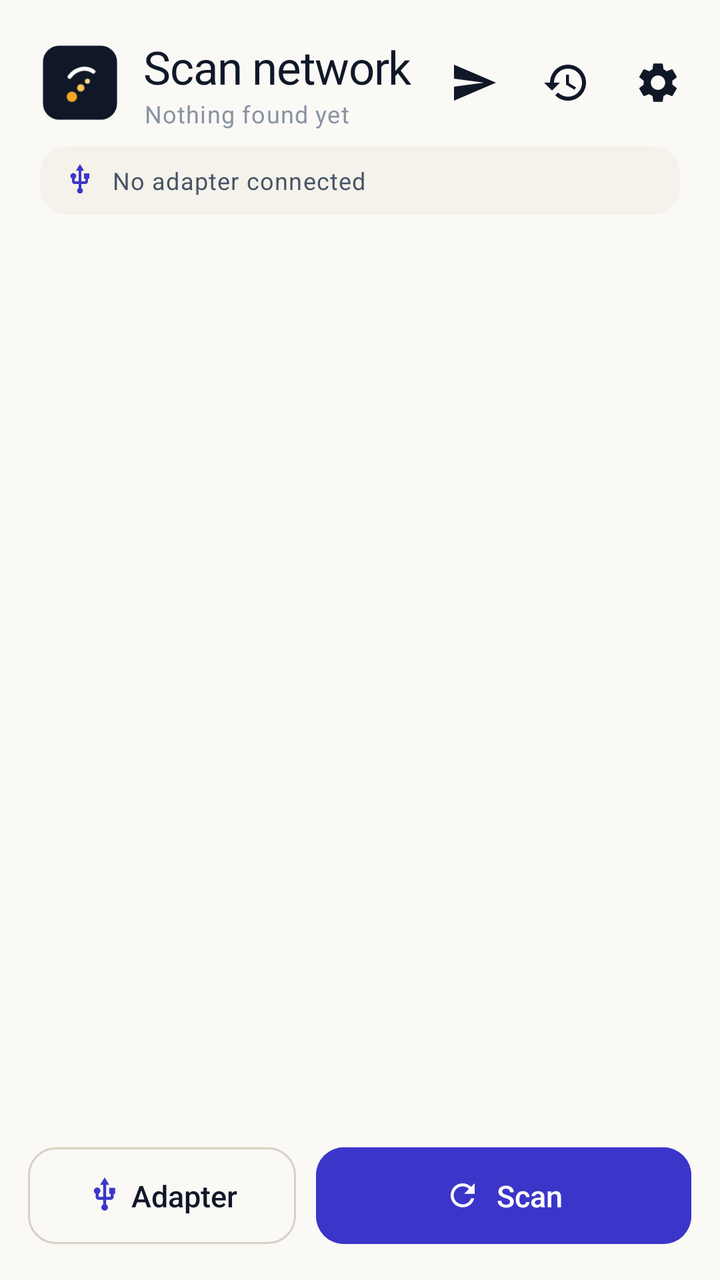
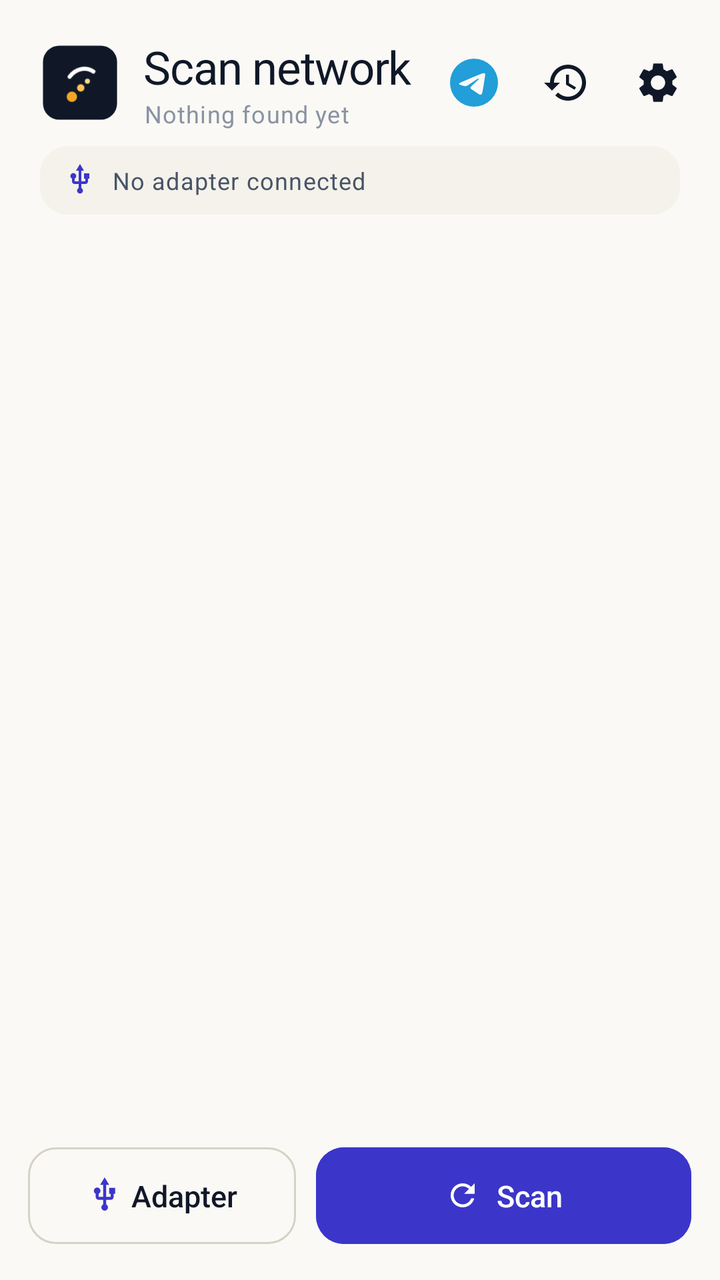

Two renders of the same Android screen: before a commit and after it. Below are the layout's source before the change and the commit's diff.
<!-- AndroidManifest.xml: activity theme Theme.PixieDust -->
<!-- res/layout/activity_scan.xml -->
<?xml version="1.0" encoding="utf-8"?>
<LinearLayout xmlns:android="http://schemas.android.com/apk/res/android"
    xmlns:app="http://schemas.android.com/apk/res-auto"
    android:layout_width="match_parent"
    android:layout_height="match_parent"
    android:background="@color/paper"
    android:fitsSystemWindows="true"
    android:orientation="vertical">

    
    <LinearLayout
        android:layout_width="match_parent"
        android:layout_height="wrap_content"
        android:gravity="center_vertical"
        android:orientation="horizontal"
        android:paddingStart="@dimen/screen_pad"
        android:paddingTop="18dp"
        android:paddingEnd="8dp"
        android:paddingBottom="6dp">

        <ImageView
            android:layout_width="40dp"
            android:layout_height="40dp"
            android:contentDescription="@string/cd_logo"
            android:src="@drawable/ic_launcher_legacy" />

        <LinearLayout
            android:layout_width="0dp"
            android:layout_height="wrap_content"
            android:layout_marginStart="12dp"
            android:layout_weight="1"
            android:orientation="vertical">

            <TextView
                android:id="@+id/titleText"
                android:layout_width="wrap_content"
                android:layout_height="wrap_content"
                android:text="@string/scan_title"
                android:textAppearance="@style/TextAppearance.PixieDust.ScreenTitle"
                android:textSize="23sp" />

            <TextView
                android:id="@+id/subtitleText"
                android:layout_width="wrap_content"
                android:layout_height="wrap_content"
                android:text="@string/scan_count_zero"
                android:textAppearance="@style/TextAppearance.PixieDust.Caption" />
        </LinearLayout>

        <ImageButton
            android:id="@+id/btnSupport"
            android:layout_width="46dp"
            android:layout_height="46dp"
            android:background="?attr/selectableItemBackgroundBorderless"
            android:contentDescription="@string/cd_support"
            android:padding="11dp"
            android:src="@drawable/ic_telegram"
            app:tint="@color/ink" />

        <ImageButton
            android:id="@+id/btnHistory"
            android:layout_width="46dp"
            android:layout_height="46dp"
            android:background="?attr/selectableItemBackgroundBorderless"
            android:contentDescription="@string/cd_history"
            android:padding="11dp"
            android:src="@drawable/ic_history"
            app:tint="@color/ink" />

        <ImageButton
            android:id="@+id/btnSettings"
            android:layout_width="46dp"
            android:layout_height="46dp"
            android:background="?attr/selectableItemBackgroundBorderless"
            android:contentDescription="@string/cd_settings"
            android:padding="11dp"
            android:src="@drawable/ic_settings" />
    </LinearLayout>

    
    <LinearLayout
        android:id="@+id/adapterBanner"
        android:layout_width="match_parent"
        android:layout_height="wrap_content"
        android:layout_marginStart="@dimen/screen_pad"
        android:layout_marginTop="2dp"
        android:layout_marginEnd="@dimen/screen_pad"
        android:background="@drawable/bg_mono"
        android:gravity="center_vertical"
        android:orientation="horizontal"
        android:paddingStart="12dp"
        android:paddingTop="9dp"
        android:paddingEnd="12dp"
        android:paddingBottom="9dp">

        <ImageView
            android:layout_width="16dp"
            android:layout_height="16dp"
            android:contentDescription="@string/cd_adapter"
            android:src="@drawable/ic_usb" />

        <TextView
            android:id="@+id/adapterText"
            android:layout_width="0dp"
            android:layout_height="wrap_content"
            android:layout_marginStart="8dp"
            android:layout_weight="1"
            android:ellipsize="end"
            android:maxLines="1"
            android:text="@string/scan_adapter_none"
            android:textAppearance="@style/TextAppearance.PixieDust.Caption"
            android:textColor="@color/ink_soft" />

        <TextView
            android:id="@+id/countdownText"
            android:layout_width="wrap_content"
            android:layout_height="wrap_content"
            android:textAppearance="@style/TextAppearance.PixieDust.Caption" />
    </LinearLayout>

    
    <FrameLayout
        android:layout_width="match_parent"
        android:layout_height="0dp"
        android:layout_marginTop="6dp"
        android:layout_weight="1">

        <androidx.recyclerview.widget.RecyclerView
            android:id="@+id/list"
            android:layout_width="match_parent"
            android:layout_height="match_parent"
            android:clipToPadding="false"
            android:paddingStart="14dp"
            android:paddingTop="4dp"
            android:paddingEnd="14dp"
            android:paddingBottom="8dp"
            android:scrollbars="none" />

        <LinearLayout
            android:id="@+id/emptyState"
            android:layout_width="match_parent"
            android:layout_height="wrap_content"
            android:layout_gravity="center"
            android:gravity="center_horizontal"
            android:orientation="vertical"
            android:paddingStart="44dp"
            android:paddingEnd="44dp"
            android:visibility="gone">

            <ImageView
                android:layout_width="42dp"
                android:layout_height="42dp"
                android:alpha="0.5"
                android:contentDescription="@string/scan_empty_title"
                android:src="@drawable/ic_wifi" />

            <TextView
                android:id="@+id/emptyTitle"
                android:layout_width="wrap_content"
                android:layout_height="wrap_content"
                android:layout_marginTop="14dp"
                android:text="@string/scan_empty_title"
                android:textAppearance="@style/TextAppearance.PixieDust.Title" />

            <TextView
                android:id="@+id/emptyBody"
                android:layout_width="match_parent"
                android:layout_height="wrap_content"
                android:layout_marginTop="6dp"
                android:gravity="center"
                android:text="@string/scan_empty_body"
                android:textAppearance="@style/TextAppearance.PixieDust.Body" />
        </LinearLayout>

        <com.google.android.material.progressindicator.LinearProgressIndicator
            android:id="@+id/progress"
            android:layout_width="match_parent"
            android:layout_height="wrap_content"
            android:indeterminate="true"
            android:visibility="gone"
            app:trackCornerRadius="4dp"
            app:trackThickness="4dp" />
    </FrameLayout>

    
    <com.google.android.material.card.MaterialCardView
        android:id="@+id/errorCard"
        style="@style/Widget.PixieDust.Card"
        android:layout_width="match_parent"
        android:layout_height="wrap_content"
        android:layout_marginStart="14dp"
        android:layout_marginEnd="14dp"
        android:layout_marginBottom="8dp"
        android:visibility="gone"
        app:cardBackgroundColor="@color/red_soft"
        app:strokeColor="@color/red_soft">

        <LinearLayout
            android:layout_width="match_parent"
            android:layout_height="wrap_content"
            android:orientation="vertical">

            <TextView
                android:layout_width="wrap_content"
                android:layout_height="wrap_content"
                android:text="@string/err_title"
                android:textAppearance="@style/TextAppearance.PixieDust.Title"
                android:textColor="@color/red" />

            <TextView
                android:id="@+id/errorMessage"
                android:layout_width="match_parent"
                android:layout_height="wrap_content"
                android:layout_marginTop="4dp"
                android:textAppearance="@style/TextAppearance.PixieDust.Body" />

            <TextView
                android:id="@+id/errorDetails"
                android:layout_width="match_parent"
                android:layout_height="wrap_content"
                android:layout_marginTop="8dp"
                android:background="@drawable/bg_mono"
                android:padding="10dp"
                android:textAppearance="@style/TextAppearance.PixieDust.Mono"
                android:textSize="11sp"
                android:visibility="gone" />

            <com.google.android.material.button.MaterialButton
                android:id="@+id/btnRetry"
                style="@style/Widget.PixieDust.Button.Outlined"
                android:layout_width="wrap_content"
                android:layout_height="wrap_content"
                android:layout_gravity="end"
                android:layout_marginTop="6dp"
                android:text="@string/btn_retry" />
        </LinearLayout>
    </com.google.android.material.card.MaterialCardView>

    
    <LinearLayout
        android:layout_width="match_parent"
        android:layout_height="wrap_content"
        android:gravity="center_vertical"
        android:orientation="horizontal"
        android:paddingStart="14dp"
        android:paddingTop="4dp"
        android:paddingEnd="14dp"
        android:paddingBottom="14dp">

        <com.google.android.material.button.MaterialButton
            android:id="@+id/btnDrivers"
            style="@style/Widget.PixieDust.Button.Outlined"
            android:layout_width="0dp"
            android:layout_height="wrap_content"
            android:layout_weight="1"
            android:text="@string/btn_drivers"
            app:icon="@drawable/ic_usb"
            app:iconGravity="textStart"
            app:iconTint="@color/indigo" />

        <com.google.android.material.button.MaterialButton
            android:id="@+id/btnScan"
            style="@style/Widget.PixieDust.Button"
            android:layout_width="0dp"
            android:layout_height="wrap_content"
            android:layout_marginStart="10dp"
            android:layout_weight="1.4"
            android:backgroundTint="@color/indigo"
            android:text="@string/scan_btn_scan"
            app:icon="@drawable/ic_refresh"
            app:iconGravity="textStart" />
    </LinearLayout>
</LinearLayout>
<!-- resources referenced by this layout -->
<resources>
  <color name="indigo">#3B36C9</color>
  <color name="ink">#101828</color>
  <color name="ink_soft">#475467</color>
  <color name="paper">#FAF9F5</color>
  <color name="red">#B42318</color>
  <color name="red_soft">#FDECEA</color>
  <dimen name="screen_pad">20dp</dimen>
  <!-- drawable bg_mono (drawable) -->
  <?xml version="1.0" encoding="utf-8"?>
  <shape xmlns:android="http://schemas.android.com/apk/res/android" android:shape="rectangle">
      <solid android:color="@color/mono_bg" />
      <corners android:radius="14dp" />
  </shape>
  <!-- drawable ic_telegram (drawable) -->
  <?xml version="1.0" encoding="utf-8"?>
  <vector xmlns:android="http://schemas.android.com/apk/res/android"
      android:width="24dp"
      android:height="24dp"
      android:viewportWidth="24"
      android:viewportHeight="24"
      android:tint="@color/ink">
      <path
          android:fillColor="#FF000000"
          android:pathData="M2,21l21,-9L2,3v7l15,2L2,14v7z" />
  </vector>
  <string name="btn_drivers">Adapter</string>
  <string name="btn_retry">Try again</string>
  <string name="cd_adapter">Adapter</string>
  <string name="cd_history">History</string>
  <string name="cd_logo">Pixie Dust</string>
  <string name="cd_settings">Settings</string>
  <string name="cd_support">Support on Telegram</string>
  <string name="err_title">Something went wrong</string>
  <string name="scan_adapter_none">No adapter connected</string>
  <string name="scan_btn_scan">Scan</string>
  <string name="scan_count_zero">Nothing found yet</string>
  <string name="scan_empty_body">Plug a supported USB Wi-Fi adapter into the phone with an OTG cable, then tap Scan.</string>
  <string name="scan_empty_title">Nothing yet</string>
  <string name="scan_title">Scan network</string>
  <style name="TextAppearance.PixieDust.Body" parent="TextAppearance.Material3.BodyMedium">
          <item name="android:textSize">14sp</item>
          <item name="android:textColor">@color/ink_soft</item>
          <item name="android:lineSpacingExtra">3dp</item>
      </style>
  <style name="TextAppearance.PixieDust.Caption" parent="TextAppearance.Material3.BodySmall">
          <item name="android:textSize">12sp</item>
          <item name="android:textColor">@color/ink_faint</item>
      </style>
  <style name="TextAppearance.PixieDust.Mono" parent="TextAppearance.Material3.BodyMedium">
          <item name="android:fontFamily">monospace</item>
          <item name="android:textSize">13sp</item>
          <item name="android:textColor">@color/ink</item>
      </style>
  <color name="mono_bg">#F4F2EA</color>
  <color name="white">#FFFFFF</color>
  <color name="ink_faint">#8A93A3</color>
  <color name="line_strong">#D6D2C4</color>
  <color name="surface">#FFFFFF</color>
  <color name="line">#E9E6DC</color>
  <color name="indigo_soft">#ECEBFB</color>
  <color name="indigo_dark">#2A2699</color>
  <color name="amber">#D98A00</color>
  <style name="ThemeOverlay.PixieDust.Dialog" parent="ThemeOverlay.Material3.MaterialAlertDialog">
          <item name="shapeAppearanceOverlay">@style/ShapeAppearance.PixieDust.Dialog</item>
      </style>
  <style name="ShapeAppearance.PixieDust.Dialog" parent="">
          <item name="cornerFamily">rounded</item>
          <item name="cornerSize">22dp</item>
      </style>
  <!-- unchanged entries left out for length: 13 -->
</resources>

<!-- the commit's change to res/layout/activity_scan.xml (unified diff, before → after) -->
@@ -54,8 +54,7 @@
             android:background="?attr/selectableItemBackgroundBorderless"
             android:contentDescription="@string/cd_support"
             android:padding="11dp"
-            android:src="@drawable/ic_telegram"
-            app:tint="@color/ink" />
+            android:src="@drawable/ic_telegram" />
 
         <ImageButton
             android:id="@+id/btnHistory"
<!-- resource entries referenced after the edit -->
@@ -19,11 +19,11 @@
       android:width="24dp"
       android:height="24dp"
       android:viewportWidth="24"
-      android:viewportHeight="24"
-      android:tint="@color/ink">
+      android:viewportHeight="24">
+      
       <path
-          android:fillColor="#FF000000"
-          android:pathData="M2,21l21,-9L2,3v7l15,2L2,14v7z" />
+          android:fillColor="#229ED9"
+          android:pathData="M11.944,0A12,12 0 0 0 0,12a12,12 0 0 0 12,12 12,12 0 0 0 12,-12A12,12 0 0 0 12,0a12,12 0 0 0 -0.056,0zM16.906,7.224c0.1,-0.002 0.321,0.023 0.465,0.14a0.506,0.506 0 0 1 0.171,0.325c0.016,0.093 0.036,0.306 0.02,0.472 -0.18,1.898 -0.962,6.502 -1.36,8.627 -0.168,0.9 -0.499,1.201 -0.82,1.23 -0.696,0.065 -1.225,-0.46 -1.9,-0.902 -1.056,-0.693 -1.653,-1.124 -2.678,-1.8 -1.185,-0.78 -0.417,-1.21 0.258,-1.91 0.177,-0.184 3.247,-2.977 3.307,-3.23 0.007,-0.032 0.014,-0.15 -0.056,-0.212s-0.174,-0.041 -0.249,-0.024c-0.106,0.024 -1.793,1.14 -5.061,3.345 -0.48,0.33 -0.913,0.49 -1.302,0.48 -0.428,-0.008 -1.252,-0.241 -1.865,-0.44 -0.752,-0.245 -1.349,-0.374 -1.297,-0.789 0.027,-0.216 0.325,-0.437 0.893,-0.663 3.498,-1.524 5.83,-2.529 6.998,-3.014 3.332,-1.386 4.025,-1.627 4.476,-1.635z" />
   </vector>
   <string name="btn_drivers">Adapter</string>
   <string name="btn_retry">Try again</string>
